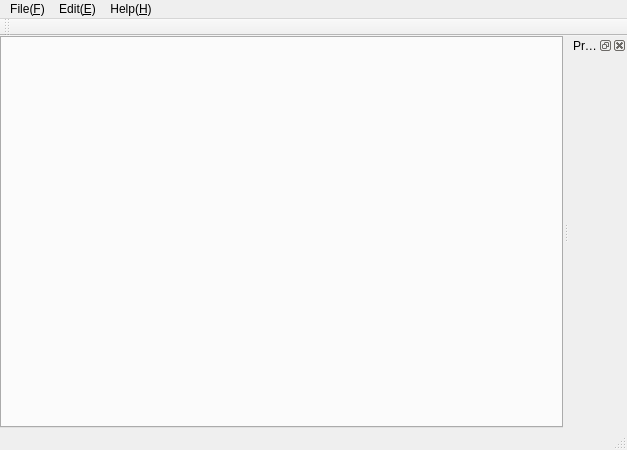
Old version of the form Marken/form/Marken.ui in the repository RominYue/Marken.
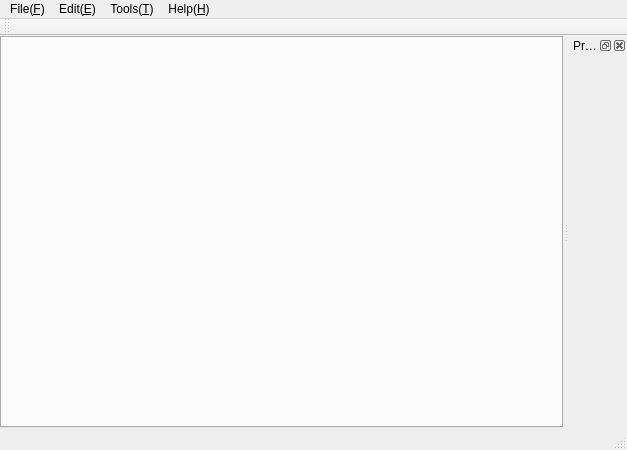
New version of the form. Custom widgets are drawn as their Qt base class.

Diff of the .ui file:
```diff
--- a/Marken/form/Marken.ui
+++ b/Marken/form/Marken.ui
@@ -92,9 +92,17 @@
     <property name="title">
      <string>Help(&amp;H)</string>
     </property>
+    <addaction name="actionSyntax"/>
+   </widget>
+   <widget class="QMenu" name="menuTools">
+    <property name="title">
+     <string>Tools(&amp;T)</string>
+    </property>
+    <addaction name="actionPreview"/>
    </widget>
    <addaction name="menuFile"/>
    <addaction name="menuEdit"/>
+   <addaction name="menuTools"/>
    <addaction name="menuHelp"/>
   </widget>
   <widget class="QToolBar" name="mainToolBar">
```
Left out of the diff: 13 changed lines with no effect on the pictures.
